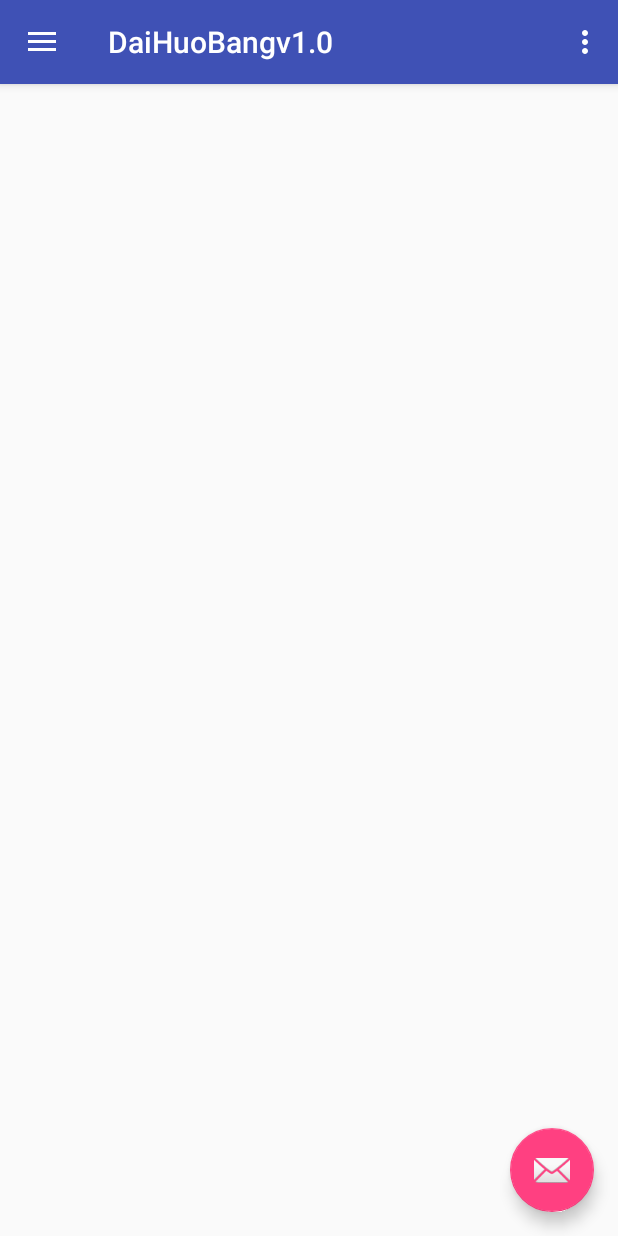
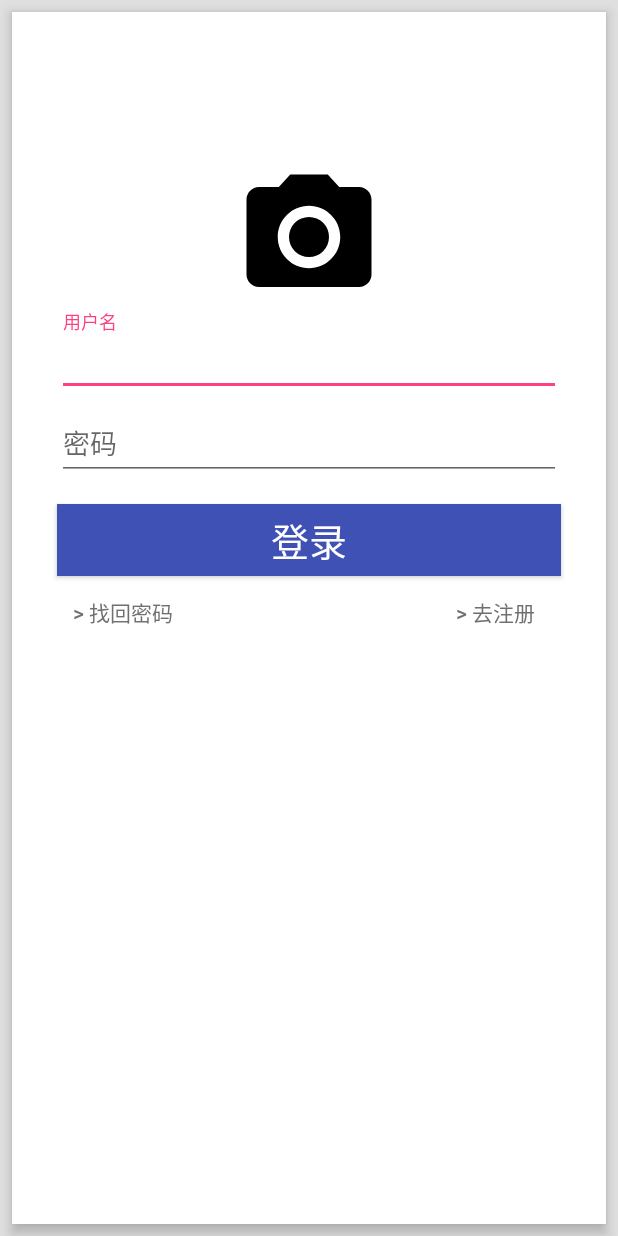
Before and after one commit to WuShujie/daihuobang-master, an Android app: the screen it shows after launch (SideSlip_Activity before the commit, Login_Activity after it), on a phone screen of 412 x 824 dp. Run offline under Robolectric (Android 15) with nearby library versions, the phone set to English and light mode, and no system bars.

Commit message:
登录注册

```diff
--- /dev/null
+++ b/app/src/main/java/com/example/administrator/daihuobangv10/Login_Activity.java
@@ -0,0 +1,40 @@
+package com.example.administrator.daihuobangv10;
+
+import android.app.Activity;
+import android.content.Intent;
+import android.os.Bundle;
+import android.view.View;
+import android.widget.Button;
+
+/**
+ * Created by wsj on 16/6/23.
+ */
+public class Login_Activity extends Activity {
+    @Override
+    protected void onCreate(Bundle savedInstanceState) {
+        super.onCreate(savedInstanceState);
+        setContentView(R.layout.login);
+
+        Button btn_login = (Button) findViewById(R.id.btn_login);
+        Button btn_findpwd = (Button) findViewById(R.id.btn_findpwd);
+        Button btn_regist = (Button) findViewById(R.id.btn_regist);
+
+        btn_login.setOnClickListener(new View.OnClickListener() {
+            @Override
+            public void onClick(View v) {
+                Intent intent = new Intent();
+                intent.setClass(Login_Activity.this,SideSlip_Activity.class);
+                Login_Activity.this.startActivity(intent);
+            }
+        });
+
+        btn_regist.setOnClickListener(new View.OnClickListener() {
+            @Override
+            public void onClick(View v) {
+                Intent intent = new Intent();
+                intent.setClass(Login_Activity.this,Regist_Activity.class);
+                Login_Activity.this.startActivity(intent);
+            }
+        });
+    }
+}
--- /dev/null
+++ b/app/src/main/res/layout/login.xml
@@ -0,0 +1,101 @@
+<?xml version="1.0" encoding="utf-8"?>
+<android.support.design.widget.CoordinatorLayout
+    xmlns:android="http://schemas.android.com/apk/res/android"
+    android:layout_width="match_parent"
+    android:layout_height="match_parent"
+    android:background="@color/backgroud"
+    android:fitsSystemWindows="true">
+
+        <LinearLayout
+            android:layout_width="match_parent"
+            android:layout_height="match_parent"
+            android:orientation="vertical"
+            android:paddingTop="100dp"
+            android:layout_margin="8dp"
+            android:background="@color/white"
+            android:elevation="5dp">
+
+            <ImageView
+                android:id="@+id/logo"
+                android:layout_width="100dp"
+                android:layout_height="100dp"
+                android:background="@drawable/ic_menu_camera"
+                android:layout_gravity="center"/>
+
+            <android.support.design.widget.TextInputLayout
+                android:layout_width="match_parent"
+                android:layout_height="wrap_content"
+                android:layout_marginLeft="30sp"
+                android:layout_marginRight="30sp">
+                <EditText
+                    android:id="@+id/et_username"
+                    android:layout_width="match_parent"
+                    android:layout_height="wrap_content"
+                    android:hint="@string/username"/>
+            </android.support.design.widget.TextInputLayout>
+
+            <android.support.design.widget.TextInputLayout
+                android:layout_width="match_parent"
+                android:layout_height="wrap_content"
+                android:layout_marginLeft="30sp"
+                android:layout_marginRight="30sp">
+                <EditText
+                    android:id="@+id/et_pwd"
+                    android:layout_width="match_parent"
+                    android:layout_height="wrap_content"
+                    android:hint="@string/pwd"/>
+            </android.support.design.widget.TextInputLayout>
+
+            <Button
+                android:id="@+id/btn_login"
+                android:layout_width="match_parent"
+                android:layout_height="wrap_content"
+                android:layout_marginLeft="30dp"
+                android:layout_marginRight="30dp"
+                android:layout_marginTop="16dp"
+                android:background="@color/colorPrimary"
+                android:text="@string/login"
+                android:textColor="@color/white"
+                android:elevation="8dp"
+                android:textSize="25sp"/>
+
+            <LinearLayout
+                android:layout_width="match_parent"
+                android:layout_height="match_parent"
+                android:orientation="horizontal"
+                android:layout_marginLeft="30sp"
+                android:layout_marginRight="30sp">
+                <LinearLayout
+                    android:layout_width="wrap_content"
+                    android:layout_height="wrap_content"
+                    android:orientation="vertical"
+                    android:layout_weight="1">
+                    <Button
+                        android:id="@+id/btn_findpwd"
+                        android:layout_width="wrap_content"
+                        android:layout_height="wrap_content"
+                        android:background="@null"
+                        android:text="@string/findpwd"
+                        android:textColor="@color/grey"
+                        android:textSize="14sp"
+                        android:layout_gravity="left|center_vertical"/>
+                </LinearLayout>
+
+                <LinearLayout
+                    android:layout_width="wrap_content"
+                    android:layout_height="wrap_content"
+                    android:orientation="vertical"
+                    android:layout_weight="1">
+                    <Button
+                        android:id="@+id/btn_regist"
+                        android:layout_width="wrap_content"
+                        android:layout_height="wrap_content"
+                        android:background="@null"
+                        android:text="@string/toregist"
+                        android:textColor="@color/grey"
+                        android:textSize="14sp"
+                        android:layout_gravity="right|center_vertical"/>
+                </LinearLayout>
+            </LinearLayout>
+        </LinearLayout>
+</android.support.design.widget.CoordinatorLayout>
--- a/app/src/main/res/values/colors.xml
+++ b/app/src/main/res/values/colors.xml
@@ -3,4 +3,7 @@
     <color name="colorPrimary">#3F51B5</color>
     <color name="colorPrimaryDark">#303F9F</color>
     <color name="colorAccent">#FF4081</color>
+    <color name="backgroud">#e0e0e0</color>
+    <color name="white">#ffffff</color>
+    <color name="grey">#707070</color>
 </resources>
--- a/app/src/main/res/values/strings.xml
+++ b/app/src/main/res/values/strings.xml
@@ -1,8 +1,17 @@
 <resources>
-    <string name="app_name">DaiHuoBangv1.0</string>
+    <string name="app_name">带货帮1.0</string>
 
     <string name="navigation_drawer_open">Open navigation drawer</string>
     <string name="navigation_drawer_close">Close navigation drawer</string>
 
+    <string name="username">用户名</string>
+    <string name="pwd">密码</string>
+    <string name="repwd">确认密码</string>
     <string name="action_settings">Settings</string>
+    <string name="login">登录</string>
+    <string name="regist">注册</string>
+    <string name="findpwd">> 找回密码</string>
+    <string name="toregist">> 去注册</string>
+    <string name="phone">手机号码</string>
+    <string name="idcard">身份证号</string>
 </resources>
--- a/app/src/main/res/values/styles.xml
+++ b/app/src/main/res/values/styles.xml
@@ -1,7 +1,7 @@
 <resources>
 
     <!-- Base application theme. -->
-    <style name="AppTheme" parent="Theme.AppCompat.Light.DarkActionBar">
+    <style name="AppTheme" parent="Theme.AppCompat.Light.NoActionBar">
         <!-- Customize your theme here. -->
         <item name="colorPrimary">@color/colorPrimary</item>
         <item name="colorPrimaryDark">@color/colorPrimaryDark</item>
```
Also changed, not shown: app/src/main/AndroidManifest.xml (+10 -5 lines), app/src/main/java/com/example/administrator/daihuobangv10/Regist_Activity.java (added, +28 -0 lines), app/src/main/res/layout/regist.xml (added, +99 -0 lines).
